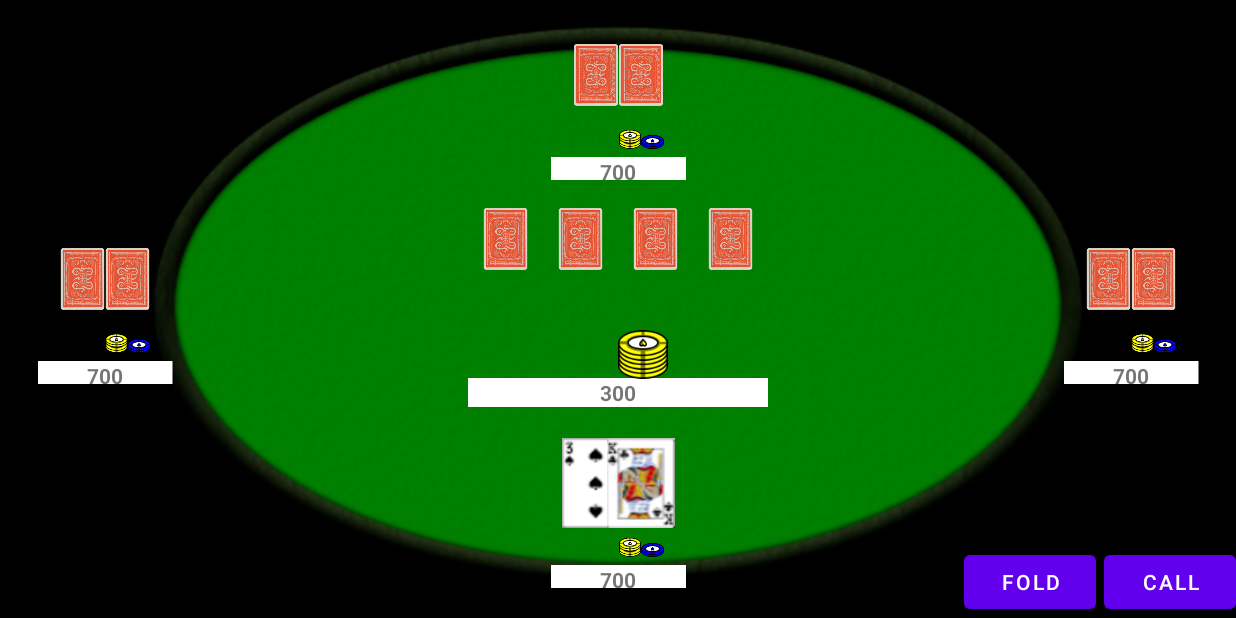
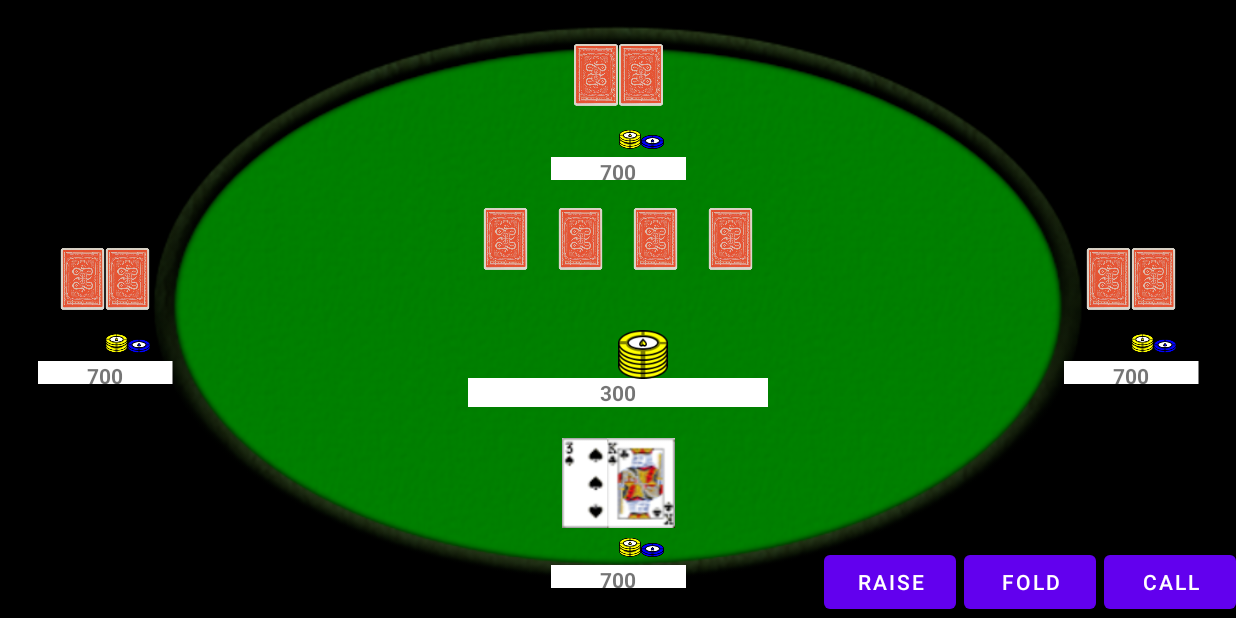
Before and after one commit to sbhalla569/PokerApp, an Android app: the SinglePlayerGame screen opened directly, with no data from a screen before it, on a phone screen of 824 x 412 dp (held sideways). Run offline under Robolectric (Android 15) with nearby library versions, the phone set to English and light mode, and no system bars.

Commit message:
Basic raise button added

```diff
--- a/app/src/main/java/com/shivbhalla/comp3003_pokerapp_psysb7/SinglePlayerGame.java
+++ b/app/src/main/java/com/shivbhalla/comp3003_pokerapp_psysb7/SinglePlayerGame.java
@@ -48,6 +48,7 @@ public class SinglePlayerGame extends AppCompatActivity {
     private boolean moveForward = false;
     private Button callButton;
     private Button foldButton;
+    private Button raiseButton;
     //Counts how many times looped
     private int runCounter = 0;
 
@@ -215,6 +216,14 @@ public class SinglePlayerGame extends AppCompatActivity {
         tableCards = (TableCards) getSupportFragmentManager().findFragmentById(R.id.table_cards);
         callButton = findViewById(R.id.call_button);
         foldButton = findViewById(R.id.fold_button);
+        raiseButton = findViewById(R.id.raise_button);
+
+        raiseButton.setOnClickListener(View -> {
+            if(players[0].getChipValue() >= 50){
+                players[0].setChipValue(players[0].getChipValue() - 50);
+                pot.addChips(50);
+            }
+        });
 
         foldButton.setOnClickListener(View -> {
             players[0].fold();
--- a/app/src/main/java/com/shivbhalla/comp3003_pokerapp_psysb7/playerFragment.java
+++ b/app/src/main/java/com/shivbhalla/comp3003_pokerapp_psysb7/playerFragment.java
@@ -64,6 +64,9 @@ public class playerFragment extends Fragment {
         super.onCreate(savedInstanceState);
     }
 
+    public int getChipValue(){
+        return chipValue;
+    }
 
     public void fold(){
         hasFolded = true;
--- a/app/src/main/res/layout/activity_singler_player_game.xml
+++ b/app/src/main/res/layout/activity_singler_player_game.xml
@@ -116,6 +116,15 @@
             android:text="Fold"
             app:layout_constraintBottom_toBottomOf="parent"
             app:layout_constraintRight_toLeftOf="@id/call_button" />
+
+        <Button
+            android:id="@+id/raise_button"
+            android:layout_width="wrap_content"
+            android:layout_height="wrap_content"
+            android:layout_marginRight="5dp"
+            android:text="Raise"
+            app:layout_constraintBottom_toBottomOf="parent"
+            app:layout_constraintRight_toLeftOf="@id/fold_button" />
     </androidx.constraintlayout.widget.ConstraintLayout>
 
 </FrameLayout>
```
